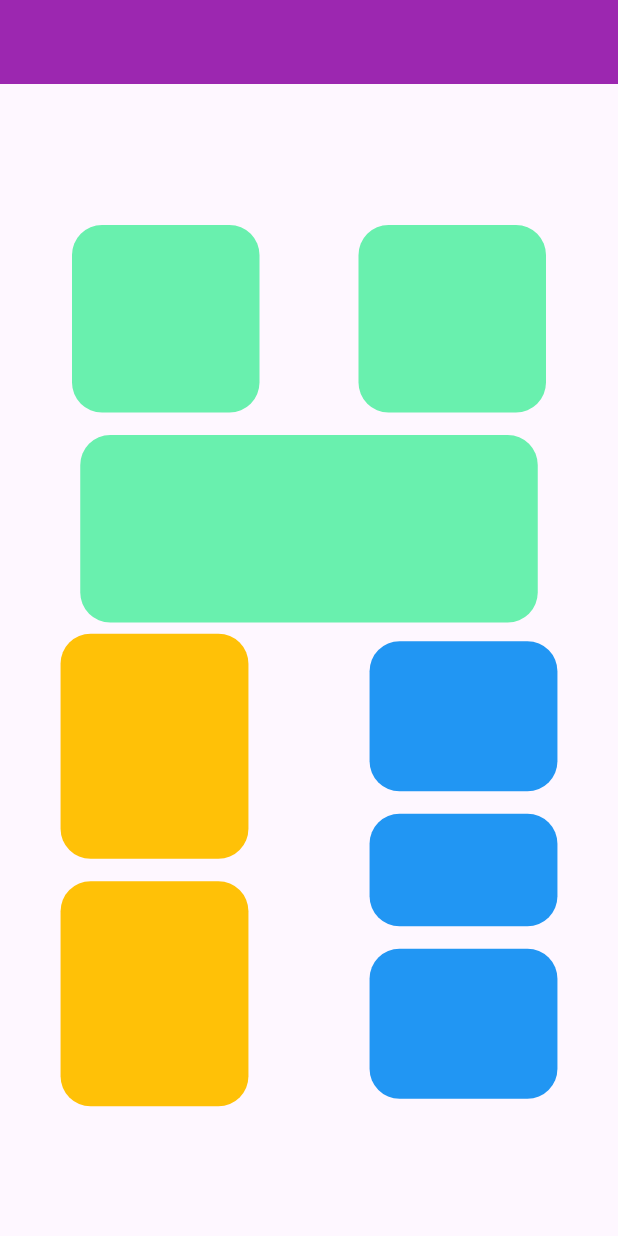
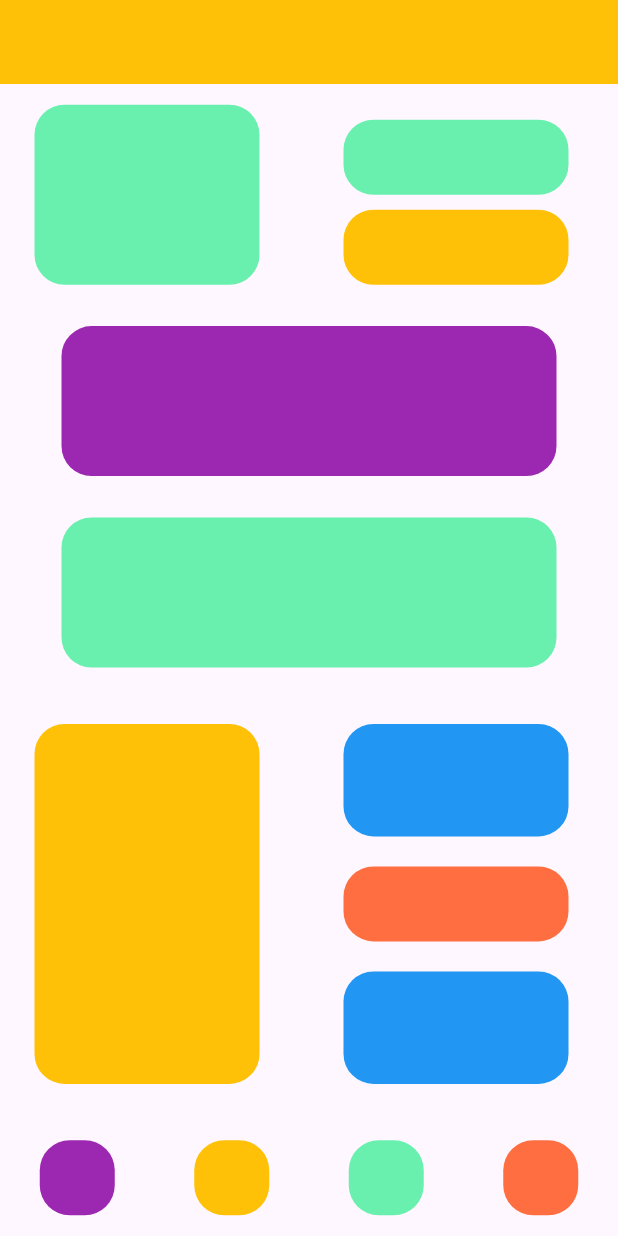
Before and after one commit to umegaeshan/Learn-Flutter, a Flutter app: the screen it shows after launch, on a phone screen of 412 x 824 dp. Run offline on Flutter 3.47's test engine with Material 3 defaults, Android fonts, the phone set to English and light mode, and no system bars.

Commit message:
create more advanced layout using column and rows
Restructure the home screen layout: removed the SafeArea wrapper, simplified the Scaffold and reorganized the Column/Row hierarchy. Updated AppBar color and adjusted container sizes, paddings, and colors across multiple rows to improve spacing and visual grouping. Added a new bottom row of small square tiles and consolidated several nested containers into clearer row/column groupings for easier maintenance.

```diff
--- a/lib/main.dart
+++ b/lib/main.dart
@@ -13,110 +13,47 @@ class MyApp extends StatelessWidget {
   Widget build(BuildContext context) {
     return MaterialApp(
       debugShowCheckedModeBanner: false,
-
-      home: SafeArea(
-        child: Scaffold(
-          appBar: AppBar(backgroundColor: Colors.purple),
+      home: Scaffold(
+        appBar: AppBar(backgroundColor: Colors.amber),
         body: Column(
+          mainAxisAlignment: MainAxisAlignment.spaceAround,
           crossAxisAlignment: CrossAxisAlignment.center,
-            mainAxisAlignment: MainAxisAlignment.center,
           children: [
             Container(
-                margin: EdgeInsets.all(15),
+              // 1st row
               child: Row(
-                  crossAxisAlignment: CrossAxisAlignment.center,
                 mainAxisAlignment: MainAxisAlignment.spaceAround,
                 children: [
                   Container(
+                    //1st row 1 squre
                     decoration: BoxDecoration(
                       borderRadius: BorderRadius.circular(20),
                       color: Colors.greenAccent,
                     ),
-                      width: 125,
-                      height: 125,
+
+                    width: 150,
+                    height: 120,
+                  ),
+                  Container(
+                    //1st row 2 rectangle
+                    child: Column(
+                      children: [
+                        Container(
+                          margin: EdgeInsets.all(10),
+                          decoration: BoxDecoration(
+                            borderRadius: BorderRadius.circular(20),
+                            color: Colors.greenAccent,
+                          ),
+                          width: 150,
+                          height: 50,
                         ),
                         Container(
                           decoration: BoxDecoration(
                             borderRadius: BorderRadius.circular(20),
-                        color: Colors.greenAccent,
-                      ),
-                      width: 125,
-                      height: 125,
-                    ),
-                  ],
-                ),
-              ),
-              Container(
-                decoration: BoxDecoration(
-                  borderRadius: BorderRadius.circular(20),
-                  color: Colors.greenAccent,
-                ),
-                width: 305,
-                height: 125,
-              ),
-
-              Container(
-                child: Row(
-                  crossAxisAlignment: CrossAxisAlignment.center,
-                  mainAxisAlignment: MainAxisAlignment.spaceAround,
-                  children: [
-                    Container(
-                      child: Column(
-                        crossAxisAlignment: CrossAxisAlignment.center,
-                        mainAxisAlignment: MainAxisAlignment.spaceAround,
-                        children: [
-                          Container(
-                            margin: EdgeInsets.all(7.5),
-                            decoration: BoxDecoration(
-                              borderRadius: BorderRadius.circular(20),
                             color: Colors.amber,
                           ),
-                            height: 150,
-                            width: 125.25,
-                          ),
-                          Container(
-                            margin: EdgeInsets.all(7.5),
-                            decoration: BoxDecoration(
-                              borderRadius: BorderRadius.circular(20),
-                              color: Colors.amber,
-                            ),
-                            height: 150,
-                            width: 125.25,
-                          ),
-                        ],
-                      ),
-                    ),
-                    Container(
-                      child: Column(
-                        crossAxisAlignment: CrossAxisAlignment.center,
-                        mainAxisAlignment: MainAxisAlignment.spaceAround,
-                        children: [
-                          Container(
-                            margin: EdgeInsets.all(7.5),
-                            decoration: BoxDecoration(
-                              borderRadius: BorderRadius.circular(20),
-                              color: Colors.blue,
-                            ),
-                            height: 100,
-                            width: 125.25,
-                          ),
-                          Container(
-                            margin: EdgeInsets.all(7.5),
-                            decoration: BoxDecoration(
-                              borderRadius: BorderRadius.circular(20),
-                              color: Colors.blue,
-                            ),
-                            height: 75,
-                            width: 125.25,
-                          ),
-                          Container(
-                            margin: EdgeInsets.all(7.5),
-                            decoration: BoxDecoration(
-                              borderRadius: BorderRadius.circular(20),
-                              color: Colors.blue,
-                            ),
-                            height: 100,
-                            width: 125.25,
+                          width: 150,
+                          height: 50,
                         ),
                       ],
                     ),
@@ -124,8 +61,118 @@ class MyApp extends StatelessWidget {
                 ],
               ),
             ),
+
+            Container(
+              //2nd row 1 rectangle
+              decoration: BoxDecoration(
+                borderRadius: BorderRadius.circular(20),
+                color: Colors.purple,
+              ),
+              width: 330,
+              height: 100,
+            ),
+
+            Container(
+              //3nd row 1 rectangle
+              decoration: BoxDecoration(
+                borderRadius: BorderRadius.circular(20),
+                color: Colors.greenAccent,
+              ),
+              width: 330,
+              height: 100,
+            ),
+
+            Container(
+              child: Row(
+                mainAxisAlignment: MainAxisAlignment.spaceAround,
+                crossAxisAlignment: CrossAxisAlignment.center,
+                children: [
+                  Container(
+                    decoration: BoxDecoration(
+                      borderRadius: BorderRadius.circular(20),
+                      color: Colors.amber,
+                    ),
+                    width: 150,
+                    height: 240,
+                  ),
+                  Container(
+                    child: Column(
+                      children: [
+                        Container(
+                          margin: EdgeInsets.all(10),
+                          decoration: BoxDecoration(
+                            borderRadius: BorderRadius.circular(20),
+                            color: Colors.blue,
+                          ),
+                          width: 150,
+                          height: 75,
+                        ),
+                        Container(
+                          margin: EdgeInsets.all(10),
+                          decoration: BoxDecoration(
+                            borderRadius: BorderRadius.circular(20),
+                            color: Colors.deepOrangeAccent,
+                          ),
+                          width: 150,
+                          height: 50,
+                        ),
+                        Container(
+                          margin: EdgeInsets.all(10),
+                          decoration: BoxDecoration(
+                            borderRadius: BorderRadius.circular(20),
+                            color: Colors.blue,
+                          ),
+                          width: 150,
+                          height: 75,
+                        ),
                       ],
                     ),
+                  ),
+                ],
+              ),
+            ),
+
+            Container(
+              child: Row(
+                mainAxisAlignment: MainAxisAlignment.spaceAround,
+                crossAxisAlignment: CrossAxisAlignment.center,
+                children: [
+                  Container(
+                    decoration: BoxDecoration(
+                      borderRadius: BorderRadius.circular(20),
+                      color: Colors.purple,
+                    ),
+                    width: 50,
+                    height: 50,
+                  ),
+                  Container(
+                    decoration: BoxDecoration(
+                      borderRadius: BorderRadius.circular(20),
+                      color: Colors.amber,
+                    ),
+                    width: 50,
+                    height: 50,
+                  ),
+                  Container(
+                    decoration: BoxDecoration(
+                      borderRadius: BorderRadius.circular(20),
+                      color: Colors.greenAccent,
+                    ),
+                    width: 50,
+                    height: 50,
+                  ),
+                  Container(
+                    decoration: BoxDecoration(
+                      borderRadius: BorderRadius.circular(20),
+                      color: Colors.deepOrangeAccent,
+                    ),
+                    width: 50,
+                    height: 50,
+                  ),
+                ],
+              ),
+            ),
+          ],
         ),
       ),
     );
```
Lines whose indentation alone changed are shown as unchanged.
